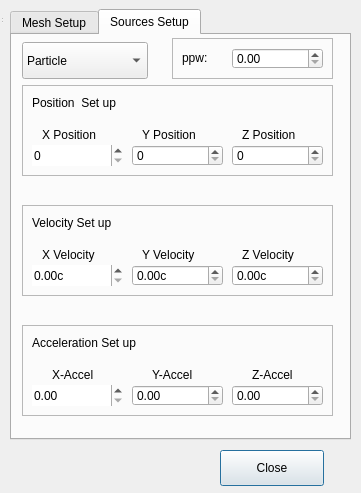
Old version of the form REDonFDTDGUI/optionwindow.ui in the repository JBlack93/REDonFDTD.
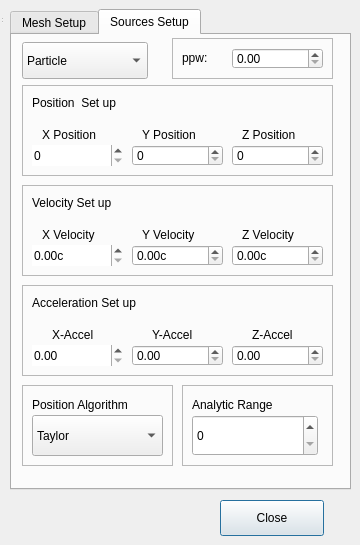
New version of the form. The open tabs and pages were chosen to show the change.

Commit message: Add analytic range option to calculate source effects further, analytically

Patch:
```diff
--- a/REDonFDTDGUI/optionwindow.ui
+++ b/REDonFDTDGUI/optionwindow.ui
@@ -6,8 +6,8 @@
    <rect>
     <x>0</x>
     <y>0</y>
-    <width>361</width>
-    <height>493</height>
+    <width>360</width>
+    <height>545</height>
    </rect>
   </property>
   <property name="windowTitle">
@@ -19,7 +19,7 @@
      <x>0</x>
      <y>0</y>
      <width>361</width>
-     <height>491</height>
+     <height>541</height>
     </rect>
    </property>
    <widget class="QTabWidget" name="tabWidget">
@@ -28,7 +28,7 @@
       <x>10</x>
       <y>9</y>
       <width>341</width>
-      <height>431</height>
+      <height>481</height>
      </rect>
     </property>
     <property name="currentIndex">
@@ -402,13 +402,13 @@
        </item>
       </widget>
      </widget>
-     <widget class="QFrame" name="algorithmFrame">
+     <widget class="QFrame" name="loadFrame">
       <property name="geometry">
        <rect>
         <x>10</x>
-        <y>300</y>
+        <y>350</y>
         <width>151</width>
-        <height>80</height>
+        <height>81</height>
        </rect>
       </property>
       <property name="frameShape">
@@ -439,11 +439,6 @@
          <height>41</height>
         </rect>
        </property>
-       <item>
-        <property name="text">
-         <string>Taylor </string>
-        </property>
-       </item>
       </widget>
      </widget>
     </widget>
@@ -591,7 +586,7 @@
       <property name="geometry">
        <rect>
         <x>10</x>
-        <y>170</y>
+        <y>150</y>
         <width>311</width>
         <height>91</height>
        </rect>
@@ -725,7 +720,7 @@
       <property name="geometry">
        <rect>
         <x>10</x>
-        <y>290</y>
+        <y>250</y>
         <width>311</width>
         <height>91</height>
        </rect>
@@ -894,6 +889,89 @@
        </property>
       </widget>
      </widget>
+     <widget class="QFrame" name="analyticRangeFrame">
+      <property name="geometry">
+       <rect>
+        <x>170</x>
+        <y>350</y>
+        <width>151</width>
+        <height>81</height>
+       </rect>
+      </property>
+      <property name="frameShape">
+       <enum>QFrame::StyledPanel</enum>
+      </property>
+      <property name="frameShadow">
+       <enum>QFrame::Raised</enum>
+      </property>
+      <widget class="QLabel" name="analyticRangeLabel">
+       <property name="geometry">
+        <rect>
+         <x>10</x>
+         <y>10</y>
+         <width>111</width>
+         <height>19</height>
+        </rect>
+       </property>
+       <property name="text">
+        <string>Analytic Range</string>
+       </property>
+      </widget>
+      <widget class="QSpinBox" name="analyticRangeBox">
+       <property name="geometry">
+        <rect>
+         <x>10</x>
+         <y>30</y>
+         <width>126</width>
+         <height>41</height>
+        </rect>
+       </property>
+      </widget>
+     </widget>
+     <widget class="QFrame" name="algorithmFrame">
+      <property name="geometry">
+       <rect>
+        <x>10</x>
+        <y>350</y>
+        <width>151</width>
+        <height>81</height>
+       </rect>
+      </property>
+      <property name="frameShape">
+       <enum>QFrame::StyledPanel</enum>
+      </property>
+      <property name="frameShadow">
+       <enum>QFrame::Raised</enum>
+      </property>
+      <widget class="QLabel" name="algorithmLabel">
+       <property name="geometry">
+        <rect>
+         <x>10</x>
+         <y>10</y>
+         <width>131</width>
+         <height>19</height>
+        </rect>
+       </property>
+       <property name="text">
+        <string>Position Algorithm</string>
+       </property>
+      </widget>
+      <widget class="QComboBox" name="algorithmBox">
+       <property name="geometry">
+        <rect>
+         <x>10</x>
+         <y>30</y>
+         <width>131</width>
+         <height>41</height>
+        </rect>
+       </property>
+       <item>
+        <property name="text">
+         <string>Taylor </string>
+        </property>
+       </item>
+      </widget>
+     </widget>
      <zorder>ppwFrame</zorder>
      <zorder>SourceBox</zorder>
      <zorder>positionFrame</zorder>
@@ -905,7 +983,7 @@
     <property name="geometry">
      <rect>
       <x>220</x>
-      <y>450</y>
+      <y>500</y>
       <width>104</width>
       <height>36</height>
      </rect>
```
Left out of the diff: 54 changed lines with no effect on the pictures. The commit also changes 6 other files.
